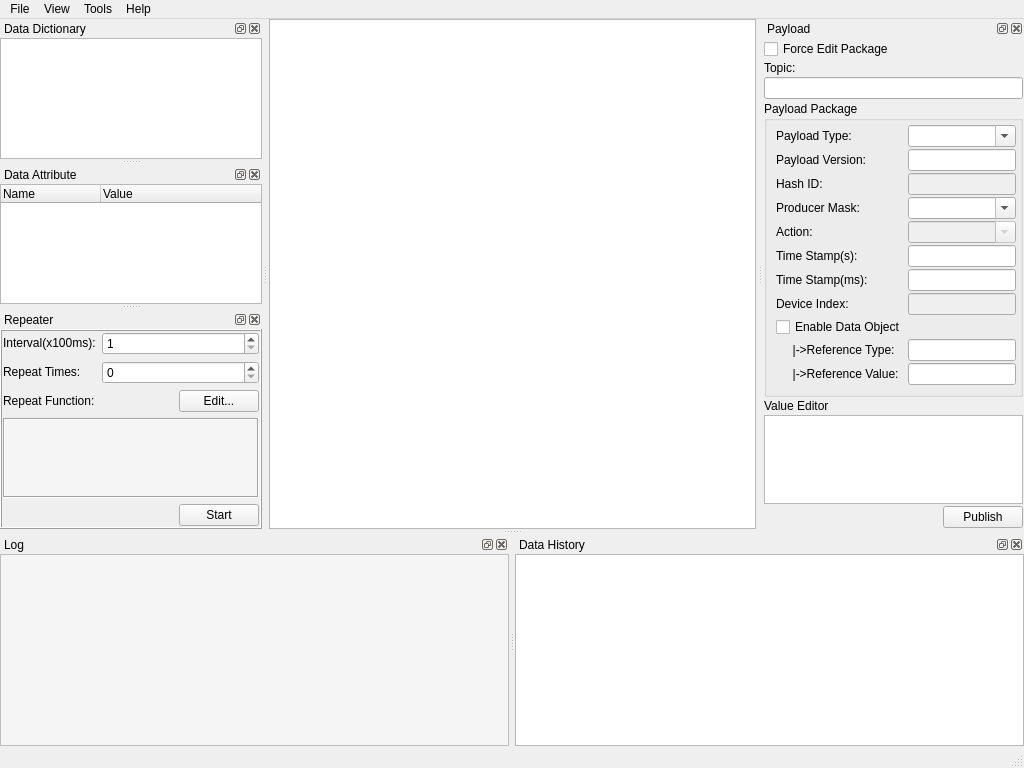
First picture: the form in application/UiMainWin.ui, repository zhanddkk/mqtt-utility, before the edit.
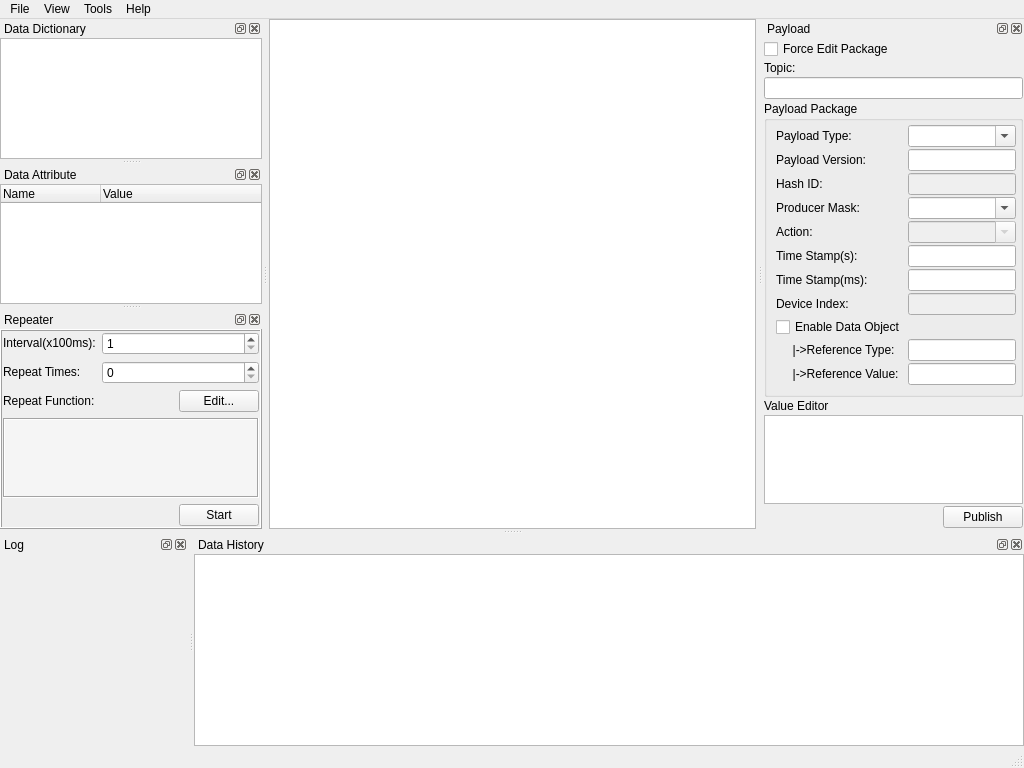
Second picture: the form after the edit. Icons and pictures are not drawn.

```diff
--- a/application/UiMainWin.ui
+++ b/application/UiMainWin.ui
@@ -181,25 +181,6 @@
      <property name="bottomMargin">
       <number>0</number>
      </property>
-     <item row="1" column="0">
-      <widget class="QPlainTextEdit" name="log_plain_text_edit">
-       <property name="font">
-        <font>
-         <family>Consolas</family>
-         <pointsize>8</pointsize>
-        </font>
-       </property>
-       <property name="styleSheet">
-        <string notr="true">background-color: rgb(245, 245, 245);</string>
-       </property>
-       <property name="frameShape">
-        <enum>QFrame::StyledPanel</enum>
-       </property>
-       <property name="readOnly">
-        <bool>true</bool>
-       </property>
-      </widget>
-     </item>
     </layout>
    </widget>
   </widget>
```
